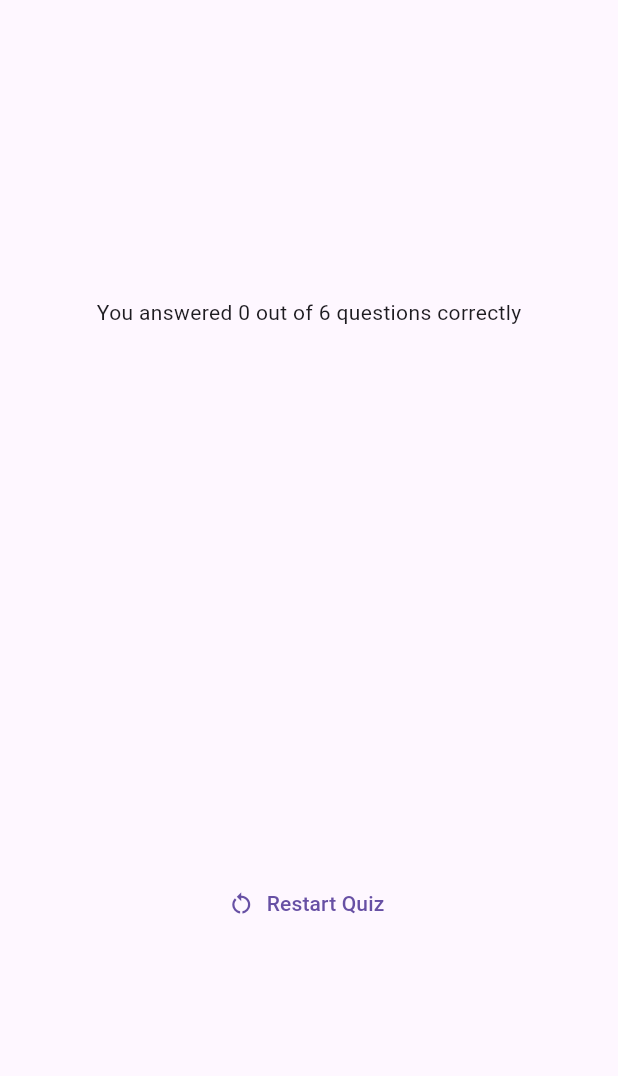
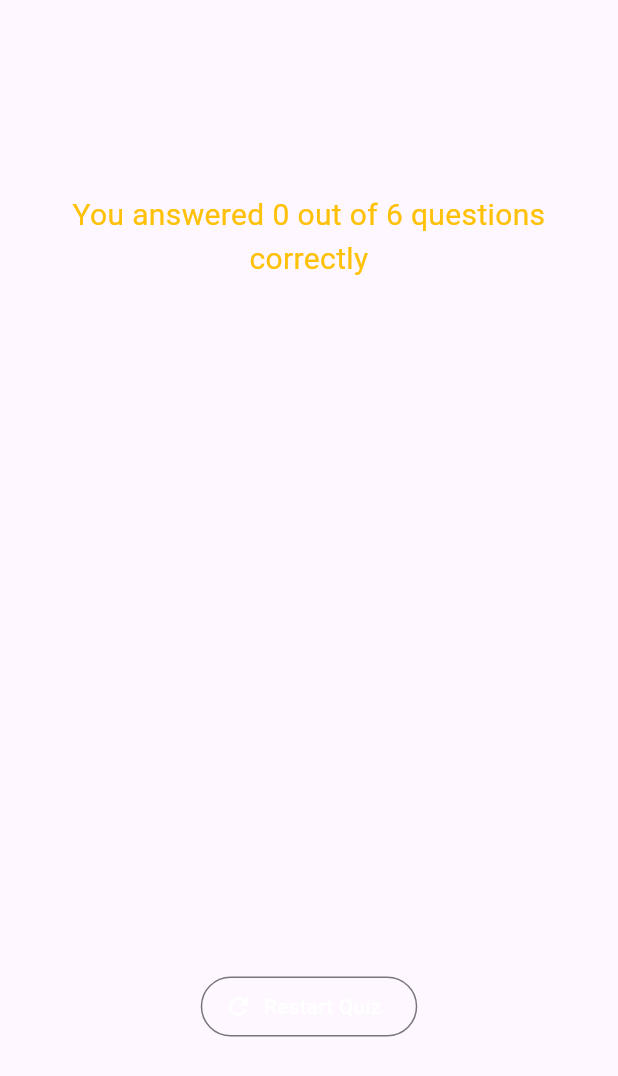
Before and after one commit to MohammadAftabAlam/quiz-app, a Flutter app: the ResultScreen widget shown alone on an empty page, opened directly with empty values, on a phone screen of 412 x 824 dp. Shown: the top 1076 px of the screen. Run offline on Flutter 3.47's test engine with Material 3 defaults, Android fonts, the phone set to English and light mode, and no system bars.

Commit message:
Final Commit

```diff
--- a/lib/result_screen.dart
+++ b/lib/result_screen.dart
@@ -5,7 +5,9 @@ import 'package:quiz_app/question_summary.dart';
 
 class ResultScreen extends StatelessWidget {
   final List<String> choosenAnswers;
-  const ResultScreen({super.key, required this.choosenAnswers});
+  final VoidCallback onRestart;
+  const ResultScreen(
+      {super.key, required this.choosenAnswers, required this.onRestart});
 
   List<Map<String, Object>> getSummaryList() {
     final List<Map<String, Object>> summary = [];
@@ -41,8 +43,37 @@ class ResultScreen extends StatelessWidget {
           mainAxisAlignment: MainAxisAlignment.center,
           children: [
             Text(
-                "You answered $numCorrectQuestion out of $numTotalQuestion questions correctly"),
-            SizedBox(
+              textAlign: TextAlign.center,
+              "You answered $numCorrectQuestion out of $numTotalQuestion questions correctly",
+              style: TextStyle(fontSize: 20, color: Colors.amber),
+            ),
+
+            // Text.rich(
+            //   TextSpan(
+            //     text: "You answered ",
+            //     children: <InlineSpan>[
+            //       TextSpan(
+            //         text: "$numCorrectQuestion",
+            //         style: TextStyle(
+            //           fontSize: 20,
+            //           color:
+            //               numCorrectQuestion >= 3 ? Colors.green : Colors.red,
+            //         ),
+            //       ),
+            //       TextSpan(text: " out of "),
+            //       TextSpan(text: "$numTotalQuestion ",
+            //         style: TextStyle(
+            //           fontSize: 20,
+            //           color:
+            //               numCorrectQuestion >= 3 ? Colors.green : Colors.red,
+            //         ),
+            //       ),
+            //       TextSpan(text: "questions correctly"),
+            //     ],
+            //   ),
+            // ),
+
+            const SizedBox(
               height: 30,
             ),
             // Container(
@@ -64,13 +95,21 @@ class ResultScreen extends StatelessWidget {
                   summaryData, /*SummaryData variable has created below the build method*/
             ),
 
-            SizedBox(
+            const SizedBox(
               height: 30,
             ),
-            TextButton.icon(
-              onPressed: () {},
-              icon: Icon(Icons.restart_alt),
-              label: Text("Restart Quiz"),
+            OutlinedButton.icon(
+              onPressed: () {
+                onRestart();
+              },
+              icon: const Icon(
+                Icons.refresh,
+                color: Colors.white,
+              ),
+              label: const Text(
+                "Restart Quiz",
+                style: TextStyle(fontSize: 14, color: Colors.white),
+              ),
             ),
           ],
         ),
```
Also changed, not shown: lib/question_summary.dart (+47 -8 lines), lib/quiz.dart (+8 -0 lines), 3 other files.
